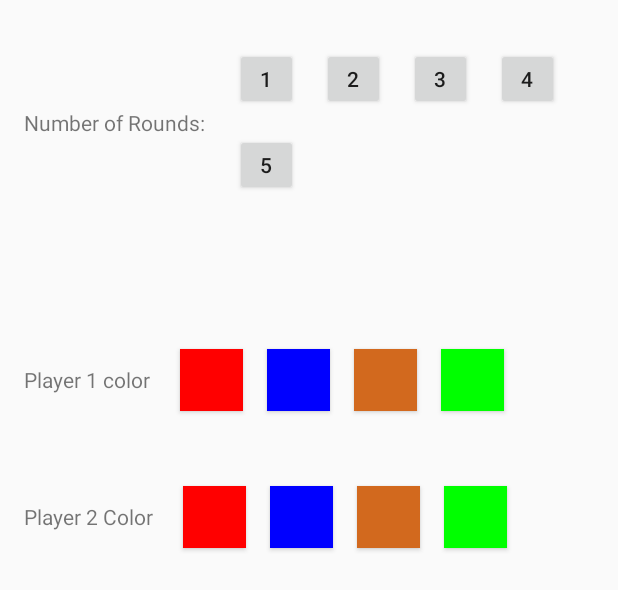
After one commit to slashkoopa/CS128PROJECT, an Android app: the layout game_customization.xml on its own in the app's theme, with its tools: preview values and no code run, on a phone screen of 412 x 824 dp. The commit adds this screen. Shown: the top 590 px of the screen. Run offline under Robolectric (Android 15) with nearby library versions, the phone set to English and light mode, and no system bars.

Commit message:
game customization

```diff
--- /dev/null
+++ b/app/src/main/res/layout/game_customization.xml
@@ -0,0 +1,178 @@
+<?xml version="1.0" encoding="utf-8"?>
+<android.support.constraint.ConstraintLayout xmlns:android="http://schemas.android.com/apk/res/android"
+    xmlns:app="http://schemas.android.com/apk/res-auto"
+    xmlns:tools="http://schemas.android.com/tools"
+    android:layout_width="match_parent"
+    android:layout_height="match_parent">
+
+    <TextView
+        android:id="@+id/textView3"
+        android:layout_width="wrap_content"
+        android:layout_height="wrap_content"
+        android:layout_marginStart="16dp"
+        android:layout_marginLeft="16dp"
+        android:layout_marginTop="72dp"
+        android:layout_weight="1"
+        android:text="@string/number_of_rounds"
+        app:layout_constraintStart_toStartOf="parent"
+        app:layout_constraintTop_toTopOf="parent" />
+
+    <Button
+        android:id="@+id/round_1"
+        android:layout_width="42dp"
+        android:layout_height="41dp"
+        android:layout_marginStart="20dp"
+        android:layout_marginLeft="20dp"
+        android:layout_marginTop="32dp"
+        android:text="@string/_1"
+        app:layout_constraintStart_toEndOf="@+id/textView3"
+        app:layout_constraintTop_toTopOf="parent" />
+
+    <Button
+        android:id="@+id/round_2"
+        android:layout_width="42dp"
+        android:layout_height="41dp"
+        android:layout_marginStart="16dp"
+        android:layout_marginLeft="16dp"
+        android:layout_marginTop="32dp"
+        android:text="@string/_2"
+        app:layout_constraintStart_toEndOf="@+id/round_1"
+        app:layout_constraintTop_toTopOf="parent" />
+
+    <Button
+        android:id="@+id/round_3"
+        android:layout_width="42dp"
+        android:layout_height="41dp"
+        android:layout_marginStart="16dp"
+        android:layout_marginLeft="16dp"
+        android:layout_marginTop="32dp"
+        android:text="@string/_3"
+        app:layout_constraintStart_toEndOf="@+id/round_2"
+        app:layout_constraintTop_toTopOf="parent" />
+
+    <Button
+        android:id="@+id/round_4"
+        android:layout_width="42dp"
+        android:layout_height="41dp"
+        android:layout_marginStart="16dp"
+        android:layout_marginLeft="16dp"
+        android:layout_marginTop="32dp"
+        android:text="@string/_4"
+        app:layout_constraintStart_toEndOf="@+id/round_3"
+        app:layout_constraintTop_toTopOf="parent" />
+
+    <Button
+        android:id="@+id/round_5"
+        android:layout_width="42dp"
+        android:layout_height="41dp"
+        android:layout_marginStart="20dp"
+        android:layout_marginLeft="20dp"
+        android:layout_marginTop="16dp"
+        android:text="@string/_5"
+        app:layout_constraintStart_toEndOf="@+id/textView3"
+        app:layout_constraintTop_toBottomOf="@+id/round_1" />
+
+    <TextView
+        android:id="@+id/player1"
+        android:layout_width="wrap_content"
+        android:layout_height="wrap_content"
+        android:layout_marginStart="16dp"
+        android:layout_marginLeft="16dp"
+        android:layout_marginTop="152dp"
+        android:text="@string/player_1_color"
+        app:layout_constraintStart_toStartOf="parent"
+        app:layout_constraintTop_toBottomOf="@+id/textView3" />
+
+    <TextView
+        android:id="@+id/player2"
+        android:layout_width="wrap_content"
+        android:layout_height="wrap_content"
+        android:layout_marginStart="16dp"
+        android:layout_marginLeft="16dp"
+        android:layout_marginTop="72dp"
+        android:text="@string/player_2_color"
+        app:layout_constraintStart_toStartOf="parent"
+        app:layout_constraintTop_toBottomOf="@+id/player1" />
+
+    <Button
+        android:id="@+id/p1_red"
+        android:layout_width="42dp"
+        android:layout_height="41dp"
+        android:layout_marginStart="20dp"
+        android:layout_marginLeft="20dp"
+        android:background="#FF0000"
+        app:layout_constraintBottom_toBottomOf="@+id/player1"
+        app:layout_constraintStart_toEndOf="@+id/player1"
+        app:layout_constraintTop_toTopOf="@+id/player1" tools:targetApi="lollipop"/>
+
+    <Button
+        android:id="@+id/p1_blue"
+        android:layout_width="42dp"
+        android:layout_height="41dp"
+        android:layout_marginStart="16dp"
+        android:layout_marginLeft="16dp"
+        android:background="#0000FF"
+        app:layout_constraintStart_toEndOf="@+id/p1_red"
+        app:layout_constraintTop_toTopOf="@+id/p1_red" />
+
+    <Button
+        android:id="@+id/p1_brown"
+        android:layout_width="42dp"
+        android:layout_height="41dp"
+        android:layout_marginStart="16dp"
+        android:layout_marginLeft="16dp"
+        android:background="#D2691E"
+        app:layout_constraintStart_toEndOf="@+id/p1_blue"
+        app:layout_constraintTop_toTopOf="@+id/p1_blue" />
+
+    <Button
+        android:id="@+id/p1_green"
+        android:layout_width="42dp"
+        android:layout_height="41dp"
+        android:layout_marginStart="16dp"
+        android:layout_marginLeft="16dp"
+        android:background="#00FF00"
+        app:layout_constraintStart_toEndOf="@+id/p1_brown"
+        app:layout_constraintTop_toTopOf="@+id/p1_brown" />
+
+    <Button
+        android:id="@+id/p2_red"
+        android:layout_width="42dp"
+        android:layout_height="41dp"
+        android:layout_marginStart="20dp"
+        android:layout_marginLeft="20dp"
+        android:background="#FF0000"
+        app:layout_constraintBottom_toBottomOf="@+id/player2"
+        app:layout_constraintStart_toEndOf="@+id/player2"
+        app:layout_constraintTop_toTopOf="@+id/player2" />
+
+    <Button
+        android:id="@+id/p2_blue"
+        android:layout_width="42dp"
+        android:layout_height="41dp"
+        android:layout_marginStart="16dp"
+        android:layout_marginLeft="16dp"
+        android:background="#0000FF"
+        app:layout_constraintStart_toEndOf="@+id/p2_red"
+        app:layout_constraintTop_toTopOf="@+id/p2_red" />
+
+    <Button
+        android:id="@+id/p2_brown"
+        android:layout_width="42dp"
+        android:layout_height="41dp"
+        android:layout_marginStart="16dp"
+        android:layout_marginLeft="16dp"
+        android:background="#D2691E"
+        app:layout_constraintStart_toEndOf="@+id/p2_blue"
+        app:layout_constraintTop_toTopOf="@+id/p2_blue" />
+
+    <Button
+        android:id="@+id/p2_green"
+        android:layout_width="42dp"
+        android:layout_height="41dp"
+        android:layout_marginStart="16dp"
+        android:layout_marginLeft="16dp"
+        android:background="#00FF00"
+        app:layout_constraintStart_toEndOf="@+id/p2_brown"
+        app:layout_constraintTop_toTopOf="@+id/p2_brown" />
+</android.support.constraint.ConstraintLayout>
--- a/app/src/main/res/values/strings.xml
+++ b/app/src/main/res/values/strings.xml
@@ -1,3 +1,11 @@
 <resources>
     <string name="app_name">BANG BANG!</string>
+    <string name="number_of_rounds">Number of Rounds:</string>
+    <string name="_1">1</string>
+    <string name="_2">2</string>
+    <string name="_3">3</string>
+    <string name="_4">4</string>
+    <string name="_5">5</string>
+    <string name="player_1_color">Player 1 color</string>
+    <string name="player_2_color">Player 2 Color</string>
 </resources>
```
